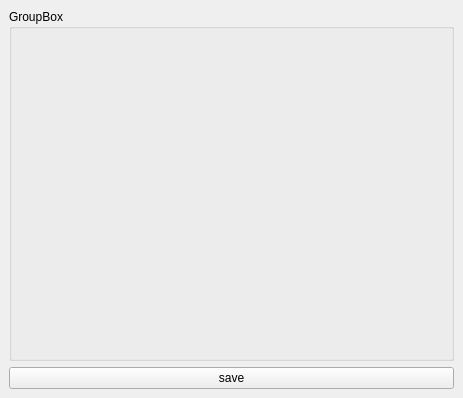
Qt form src/views/MainWindow.ui (DinaTolotra/QReservation) before a commit.
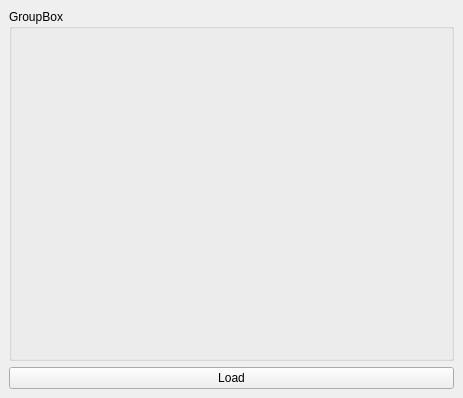
The same form after that commit. Custom widgets are drawn as their Qt base class.

Diff of the .ui file:
```diff
--- a/src/views/MainWindow.ui
+++ b/src/views/MainWindow.ui
@@ -25,7 +25,7 @@
     <item>
      <widget class="QPushButton" name="save">
       <property name="text">
-       <string>save</string>
+       <string>Load</string>
       </property>
      </widget>
     </item>
```
Left out of the diff: 8 changed lines with no effect on the pictures.
